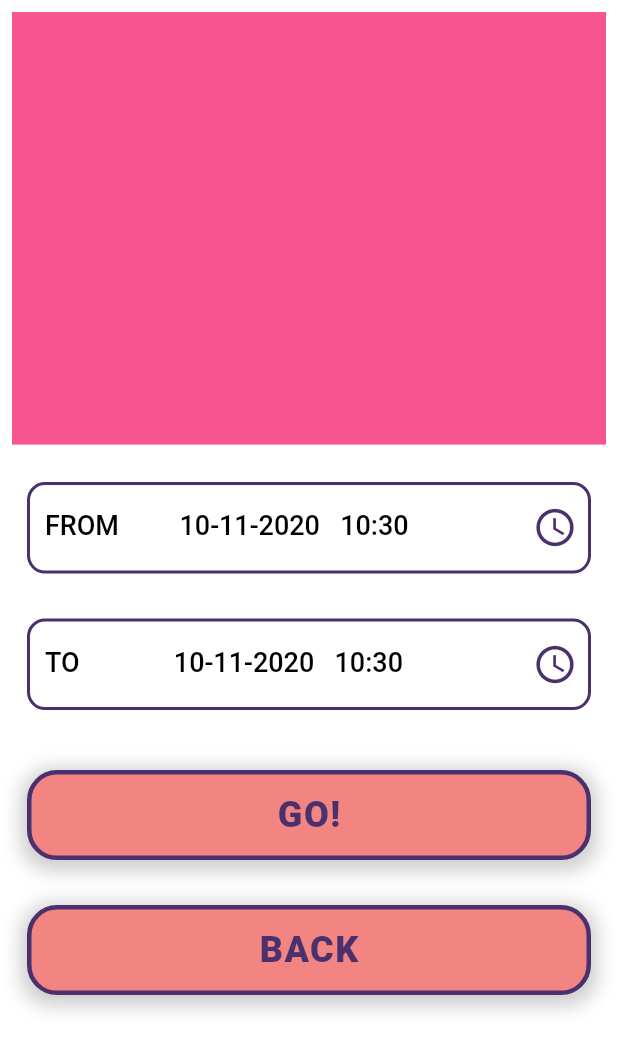
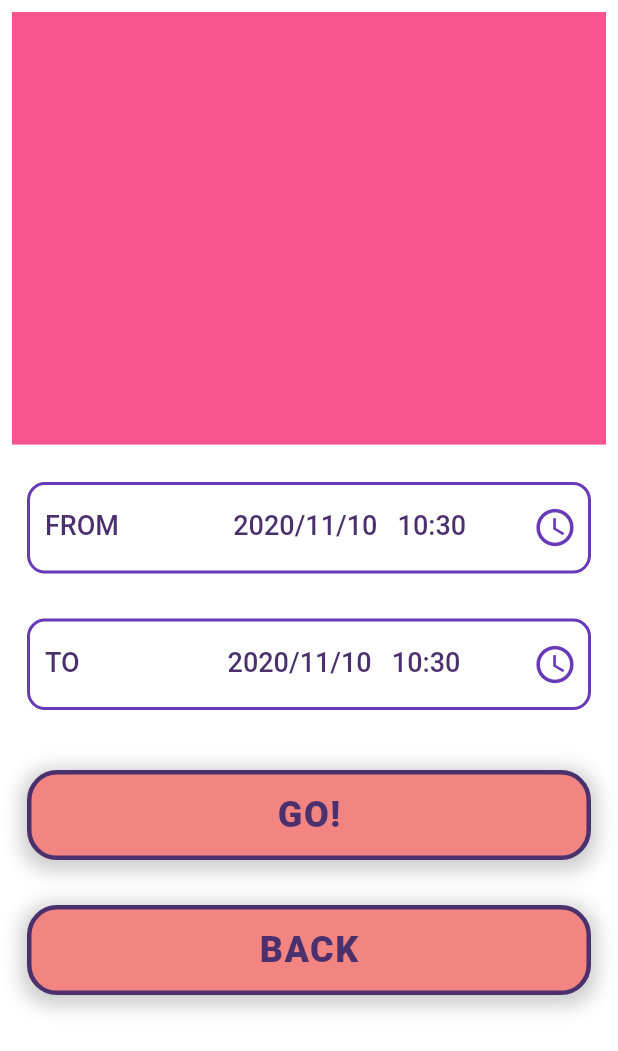
Before and after one commit to finnrose/Real-Time-Energy-Monitoring-System-, a Flutter app: the DurationPage screen opened directly, on a phone screen of 412 x 824 dp. Shown: the top 1051 px of the screen. Run offline on Flutter 3.47's test engine with Material 2 defaults, Android fonts, the phone set to English and light mode, and no system bars; our stand-ins replace flutter_svg; missing offline and left inert: smart_energy_meter; Roboto replaces fonts that are missing (Montserrat).

Commit message:
Update text_input.dart

```diff
--- a/Mobile Application/lib/components/text_input.dart
+++ b/Mobile Application/lib/components/text_input.dart
@@ -13,16 +13,19 @@ class TextTimeInput extends StatefulWidget {
 
 class _TextTimeInputState extends State<TextTimeInput> {
   DateTime selectedDate = DateTime.now();
+  DateTime k;
 
-  final DateFormat dateFormat = DateFormat('dd-MM-yyyy   HH:mm');
+  final DateFormat dateFormat = DateFormat('yyyy/MM/dd   HH:mm');
   @override
   Widget build(BuildContext context) {
+    if (widget.text == 'TO') {
       return GestureDetector(
         onTap: () async {
           showDateTimeDialog(context, initialDate: selectedDate,
               onSelectedDate: (selectedDate) {
             setState(() {
               this.selectedDate = selectedDate;
+              k = selectedDate;
               print(this.selectedDate);
             });
           });
@@ -31,13 +34,16 @@ class _TextTimeInputState extends State<TextTimeInput> {
           child: TextFormField(
             autocorrect: true,
             decoration: InputDecoration(
-            labelText: '${widget.text} ${dateFormat.format(selectedDate)}',
+              labelText:
+                  '${widget.text}\t\t\t\t\t\t\t\t\t\t\t\t\t ${dateFormat.format(selectedDate)}',
               labelStyle: TextStyle(
-                color: Colors.black, fontSize: 18, fontWeight: FontWeight.w500),
+                  color: Color(0xff4A306D),
+                  fontSize: 18,
+                  fontWeight: FontWeight.w500),
               //suffix: Text('FROM $selectedDate'),
               suffixIcon: Icon(
                 Icons.access_time,
-              color: Color(0xff4A306D),
+                color: Colors.deepPurple,
                 size: 30,
               ),
               hintText: widget.text,
@@ -46,7 +52,51 @@ class _TextTimeInputState extends State<TextTimeInput> {
               fillColor: Colors.white70,
               enabledBorder: OutlineInputBorder(
                 borderRadius: BorderRadius.all(Radius.circular(12.0)),
-              borderSide: BorderSide(color: Color(0xff4A306D), width: 2),
+                borderSide: BorderSide(color: Colors.deepPurple, width: 2),
+              ),
+              focusedBorder: OutlineInputBorder(
+                borderRadius: BorderRadius.all(Radius.circular(10.0)),
+                borderSide: BorderSide(color: Color(0xff4A306D)),
+              ),
+            ),
+          ),
+        ),
+      );
+    } else {
+      return GestureDetector(
+        onTap: () async {
+          showDateTimeDialog(context, initialDate: selectedDate,
+              onSelectedDate: (selectedDate) {
+            setState(() {
+              this.selectedDate = selectedDate;
+              k = selectedDate;
+              print(this.selectedDate);
+            });
+          });
+        },
+        child: AbsorbPointer(
+          child: TextFormField(
+            autocorrect: true,
+            decoration: InputDecoration(
+              labelText:
+                  '${widget.text}\t\t\t\t\t\t\t\t ${dateFormat.format(selectedDate)}',
+              labelStyle: TextStyle(
+                  color: Color(0xff4A306D),
+                  fontSize: 18,
+                  fontWeight: FontWeight.w500),
+              //suffix: Text('FROM $selectedDate'),
+              suffixIcon: Icon(
+                Icons.access_time,
+                color: Colors.deepPurple,
+                size: 30,
+              ),
+              hintText: widget.text,
+              hintStyle: TextStyle(color: Colors.grey, fontSize: 18),
+              filled: true,
+              fillColor: Colors.white70,
+              enabledBorder: OutlineInputBorder(
+                borderRadius: BorderRadius.all(Radius.circular(12.0)),
+                borderSide: BorderSide(color: Colors.deepPurple, width: 2),
               ),
               focusedBorder: OutlineInputBorder(
                 borderRadius: BorderRadius.all(Radius.circular(10.0)),
@@ -58,3 +108,4 @@ class _TextTimeInputState extends State<TextTimeInput> {
       );
     }
   }
+}
```
Lines whose indentation alone changed are shown as unchanged.
